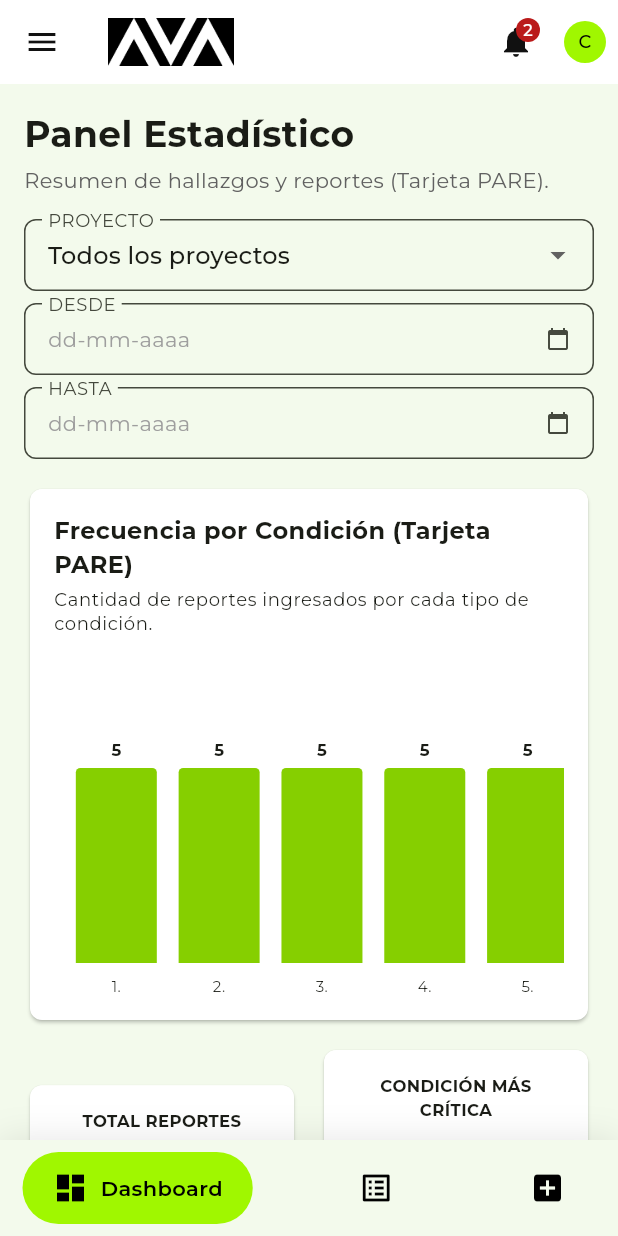
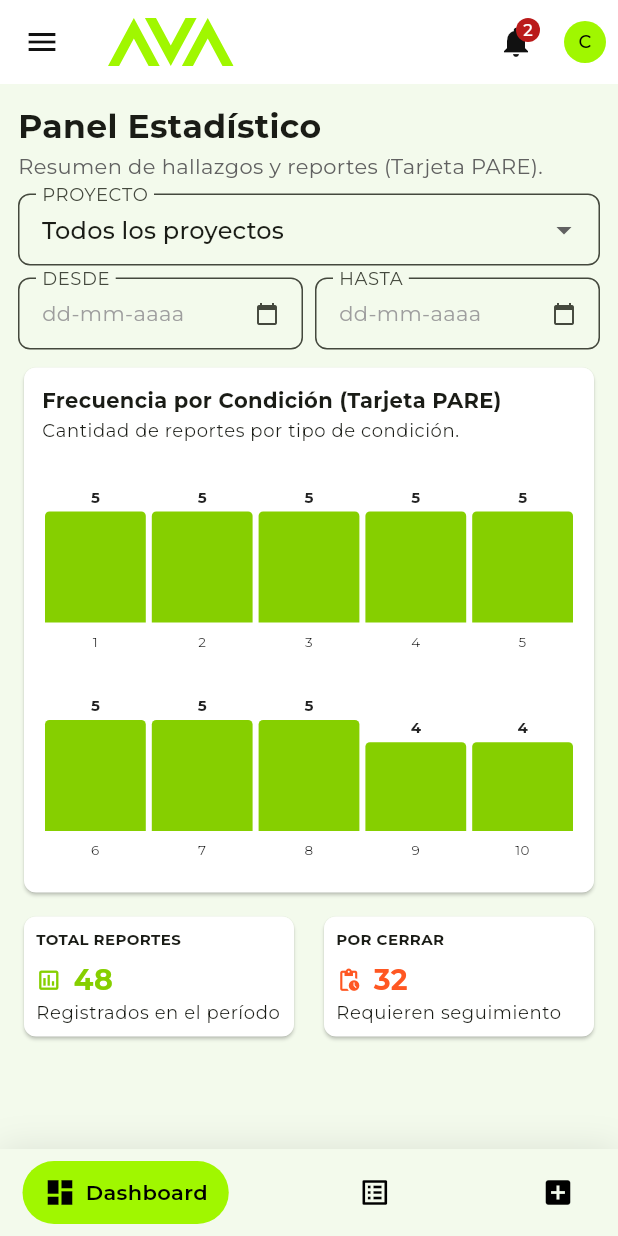
Before and after one commit to Ruchuba09/ava-movil, a Flutter app: the HomeScreen screen opened directly, on a phone screen of 412 x 824 dp. Run offline on Flutter 3.47's test engine with Material 3 defaults, Android fonts, the phone set to English and light mode, and no system bars; drawn by our look-alikes of google_nav_bar; our stand-ins replace flutter_svg, image_picker, logger, qr_flutter, sqflite; accounts and stored records are empty; project files that could hold a hidden picture were left out.

Commit message:
Cambios de dashboard
Se cambia a dashboard dividido y cambios visuales varios

```diff
--- a/lib/view/dashboard/dashboard_screen.dart
+++ b/lib/view/dashboard/dashboard_screen.dart
@@ -1,6 +1,7 @@
 import 'package:flutter/material.dart';
 import 'package:avamovil/dev/demo_data.dart';
 import 'package:avamovil/styles/colors.dart';
+import 'package:avamovil/view/reports/reports_screen.dart';
 
 class DashboardScreen extends StatelessWidget {
   const DashboardScreen({super.key});
@@ -64,65 +65,71 @@ class _DashboardContentState extends State<_DashboardContent> {
               .where((report) => report['condition'] == '#${index + 1}')
               .length,
         );
-        final criticalIndex = counts.isEmpty
-            ? 0
-            : counts.indexOf(counts.reduce((a, b) => a > b ? a : b));
+        final openReports =
+            reports.where((report) => report['status'] == 'ABIERTA').length;
 
         return SingleChildScrollView(
-          padding: const EdgeInsets.all(16),
+          padding: const EdgeInsets.all(12),
           child: Column(
             crossAxisAlignment: CrossAxisAlignment.start,
             children: [
               const Text('Panel Estadístico',
-                  style: TextStyle(fontSize: 24, fontWeight: FontWeight.bold)),
-              const SizedBox(height: 4),
+                  style: TextStyle(fontSize: 22, fontWeight: FontWeight.bold)),
+              const SizedBox(height: 2),
               Text('Resumen de hallazgos y reportes (Tarjeta PARE).',
                   style: TextStyle(
                       color: isDark ? Colors.grey[400] : Colors.grey[700])),
-              const SizedBox(height: 16),
+              const SizedBox(height: 8),
               LayoutBuilder(
                 builder: (context, constraints) {
-                  final width = constraints.maxWidth > 700
-                      ? (constraints.maxWidth - 16) / 3
-                      : constraints.maxWidth;
-                  return Wrap(
-                    spacing: 8,
-                    runSpacing: 8,
-                    children: [
-                      SizedBox(
-                        width: width,
-                        child: DropdownButtonFormField<String>(
+                  final projectFilter = DropdownButtonFormField<String>(
                     initialValue: _project,
                     isExpanded: true,
                     decoration: _filterDecoration('PROYECTO', isDark),
                     items: ['Todos los proyectos', ...DemoData.projects]
                         .map((value) => DropdownMenuItem(
                             value: value,
-                                  child: Text(value,
-                                      overflow: TextOverflow.ellipsis)))
+                            child:
+                                Text(value, overflow: TextOverflow.ellipsis)))
                         .toList(),
                     onChanged: (value) {
                       if (value != null) setState(() => _project = value);
                     },
+                  );
+                  final fromDate = _dateField(
+                      'DESDE', _fromDate, () => _selectDate(isStart: true));
+                  final toDate = _dateField(
+                      'HASTA', _toDate, () => _selectDate(isStart: false));
+                  if (constraints.maxWidth <= 700) {
+                    return Column(
+                      children: [
+                        projectFilter,
+                        const SizedBox(height: 8),
+                        Row(
+                          children: [
+                            Expanded(child: fromDate),
+                            const SizedBox(width: 8),
+                            Expanded(child: toDate),
+                          ],
                         ),
-                      ),
-                      SizedBox(
-                          width: width,
-                          child: _dateField('DESDE', _fromDate,
-                              () => _selectDate(isStart: true))),
-                      SizedBox(
-                          width: width,
-                          child: _dateField('HASTA', _toDate,
-                              () => _selectDate(isStart: false))),
+                      ],
+                    );
+                  }
+                  final width = (constraints.maxWidth - 16) / 3;
+                  return Wrap(
+                    spacing: 8,
+                    children: [
+                      SizedBox(width: width, child: projectFilter),
+                      SizedBox(width: width, child: fromDate),
+                      SizedBox(width: width, child: toDate),
                     ],
                   );
                 },
               ),
-              const SizedBox(height: 16),
+              const SizedBox(height: 8),
               _buildChart(context, isDark, counts),
-              const SizedBox(height: 12),
-              _buildStats(
-                  context, isDark, reports.length, counts, criticalIndex),
+              const SizedBox(height: 8),
+              _buildStats(context, isDark, reports.length, openReports),
             ],
           ),
         );
@@ -165,115 +172,189 @@ class _DashboardContentState extends State<_DashboardContent> {
   }
 
   Widget _buildChart(BuildContext context, bool isDark, List<int> counts) {
+    final chartGroups = [
+      counts.sublist(0, 5),
+      counts.sublist(5),
+    ];
     final maxCount = counts.fold<int>(
         1, (maximum, value) => value > maximum ? value : maximum);
+    final valueColor = isDark ? Colors.white70 : Colors.black87;
+
     return Card(
       elevation: 1,
       color: isDark ? gris2Color : Colors.white,
       shape: RoundedRectangleBorder(borderRadius: BorderRadius.circular(8)),
       child: Padding(
-        padding: const EdgeInsets.all(16),
+        padding: const EdgeInsets.all(12),
         child: Column(
           crossAxisAlignment: CrossAxisAlignment.start,
           children: [
             const Text('Frecuencia por Condición (Tarjeta PARE)',
-                style: TextStyle(fontSize: 16, fontWeight: FontWeight.bold)),
-            const SizedBox(height: 4),
-            Text('Cantidad de reportes ingresados por cada tipo de condición.',
+                maxLines: 1,
+                overflow: TextOverflow.ellipsis,
+                style: TextStyle(fontSize: 14, fontWeight: FontWeight.bold)),
+            const SizedBox(height: 2),
+            Text('Cantidad de reportes por tipo de condición.',
+                maxLines: 1,
+                overflow: TextOverflow.ellipsis,
                 style: Theme.of(context).textTheme.bodySmall),
-            const SizedBox(height: 20),
+            const SizedBox(height: 10),
+            ...chartGroups.asMap().entries.map((entry) {
+              final groupIndex = entry.key;
+              final group = entry.value;
+              return Padding(
+                padding: const EdgeInsets.only(bottom: 10),
+                child: Column(
+                  children: [
                     SizedBox(
-              height: 220,
-              child: LayoutBuilder(
-                builder: (context, constraints) => SingleChildScrollView(
-                  scrollDirection: Axis.horizontal,
-                  child: SizedBox(
-                    width:
-                        constraints.maxWidth > 700 ? constraints.maxWidth : 700,
+                      height: 110,
                       child: Row(
-                      mainAxisAlignment: MainAxisAlignment.spaceEvenly,
                         crossAxisAlignment: CrossAxisAlignment.end,
-                      children: List.generate(counts.length, (index) {
-                        final count = counts[index];
-                        return SizedBox(
-                          width: 54,
+                        children: List.generate(group.length, (index) {
+                          final count = group[index];
+                          return Expanded(
+                            child: Padding(
+                              padding:
+                                  const EdgeInsets.symmetric(horizontal: 2),
                               child: Column(
                                 mainAxisAlignment: MainAxisAlignment.end,
                                 children: [
                                   Text('$count',
-                                  style: const TextStyle(
-                                      fontSize: 11,
-                                      fontWeight: FontWeight.bold)),
-                              const SizedBox(height: 4),
-                              Container(
-                                height: count == 0 ? 2 : 130 * count / maxCount,
+                                      style: TextStyle(
+                                          fontSize: 10,
+                                          fontWeight: FontWeight.bold,
+                                          color: valueColor)),
+                                  const SizedBox(height: 3),
+                                  AnimatedContainer(
+                                    duration: const Duration(milliseconds: 220),
+                                    width: double.infinity,
+                                    height:
+                                        count == 0 ? 4 : 74 * count / maxCount,
                                     decoration: const BoxDecoration(
                                       color: verde6Color,
                                       borderRadius: BorderRadius.vertical(
-                                        top: Radius.circular(3))),
+                                          top: Radius.circular(3)),
                                     ),
-                              const SizedBox(height: 8),
-                              Text('${index + 1}.',
-                                  style: const TextStyle(fontSize: 10),
-                                  textAlign: TextAlign.center),
+                                  ),
                                 ],
+                              ),
                             ),
                           );
                         }),
                       ),
+                    ),
+                    const SizedBox(height: 6),
+                    Row(
+                      children: List.generate(
+                        group.length,
+                        (index) => Expanded(
+                          child: Text(
+                            '${(groupIndex * 5) + index + 1}',
+                            style: TextStyle(
+                              fontSize: 9,
+                              color: valueColor,
+                            ),
+                            textAlign: TextAlign.center,
                           ),
                         ),
                       ),
                     ),
                   ],
                 ),
-      ),
               );
-  }
-
-  Widget _buildStats(BuildContext context, bool isDark, int total,
-      List<int> counts, int criticalIndex) {
-    final criticalCount = counts.isEmpty ? 0 : counts[criticalIndex];
-    final criticalLabel =
-        DemoData.conditions[criticalIndex].split(' ').skip(1).take(4).join(' ');
-    return Row(
-      children: [
-        Expanded(
-            child: _statCard(
-                context, isDark, 'TOTAL REPORTES', '$total', verde6Color)),
-        const SizedBox(width: 12),
-        Expanded(
-            child: _statCard(context, isDark, 'CONDICIÓN MÁS CRÍTICA',
-                '$criticalCount\n$criticalLabel', Colors.red)),
-      ],
-    );
-  }
-
-  Widget _statCard(BuildContext context, bool isDark, String title,
-          String value, Color valueColor) =>
-      Card(
-        elevation: 1,
-        color: isDark ? gris2Color : Colors.white,
-        shape: RoundedRectangleBorder(borderRadius: BorderRadius.circular(8)),
-        child: Padding(
-          padding: const EdgeInsets.all(16),
-          child: Column(
-            children: [
-              Text(title,
-                  style: const TextStyle(
-                      fontSize: 11, fontWeight: FontWeight.bold),
-                  textAlign: TextAlign.center),
-              const SizedBox(height: 8),
-              Text(value,
-                  style: TextStyle(
-                      fontSize: 22,
-                      fontWeight: FontWeight.bold,
-                      color: valueColor),
-                  textAlign: TextAlign.center,
-                  maxLines: 2,
-                  overflow: TextOverflow.ellipsis),
+            }),
           ],
         ),
       ),
     );
   }
+
+  Widget _buildStats(
+      BuildContext context, bool isDark, int total, int openReports) {
+    return Row(
+      children: [
+        Expanded(
+          child: _statCard(
+            context,
+            isDark,
+            'TOTAL REPORTES',
+            '$total',
+            'Registrados en el período',
+            Icons.assessment_outlined,
+            verde6Color,
+            onTap: () => _openReportsList('Todos'),
+          ),
+        ),
+        const SizedBox(width: 12),
+        Expanded(
+          child: _statCard(
+            context,
+            isDark,
+            'POR CERRAR',
+            '$openReports',
+            'Requieren seguimiento',
+            Icons.pending_actions_outlined,
+            Colors.deepOrange,
+            onTap: () => _openReportsList('Abierta'),
+          ),
+        ),
+      ],
+    );
+  }
+
+  void _openReportsList(String status) {
+    Navigator.push(
+      context,
+      MaterialPageRoute(
+        builder: (context) => ReportsScreen(
+          initialStatusFilter: status == 'Todos' ? 'Todos' : 'Abierta',
+          initialProjectFilter: _project,
+        ),
+      ),
+    );
+  }
+
+  Widget _statCard(BuildContext context, bool isDark, String title,
+          String value, String caption, IconData icon, Color valueColor,
+          {VoidCallback? onTap}) =>
+      Material(
+        color: Colors.transparent,
+        child: InkWell(
+          onTap: onTap,
+          borderRadius: BorderRadius.circular(8),
+          child: Card(
+            elevation: 1,
+            color: isDark ? gris2Color : Colors.white,
+            shape:
+                RoundedRectangleBorder(borderRadius: BorderRadius.circular(8)),
+            child: Padding(
+              padding: const EdgeInsets.all(8),
+              child: Column(
+                crossAxisAlignment: CrossAxisAlignment.start,
+                children: [
+                  Text(title,
+                      style: const TextStyle(
+                          fontSize: 10, fontWeight: FontWeight.bold)),
+                  const SizedBox(height: 7),
+                  Row(
+                    children: [
+                      Icon(icon, color: valueColor, size: 17),
+                      const SizedBox(width: 8),
+                      Text(value,
+                          style: TextStyle(
+                              fontSize: 19,
+                              fontWeight: FontWeight.bold,
+                              color: valueColor)),
+                    ],
+                  ),
+                  Text(caption,
+                      maxLines: 1,
+                      overflow: TextOverflow.ellipsis,
+                      style: Theme.of(context).textTheme.bodySmall),
+                ],
+              ),
+            ),
+          ),
+        ),
+      );
+}
--- a/lib/view/home/home_screen.dart
+++ b/lib/view/home/home_screen.dart
@@ -1,4 +1,5 @@
 import 'package:flutter/material.dart';
+import 'package:flutter_svg/flutter_svg.dart';
 import 'package:provider/provider.dart';
 import 'package:google_nav_bar/google_nav_bar.dart';
 import 'package:avamovil/dev/demo_data.dart';
@@ -8,6 +9,7 @@ import 'package:avamovil/view/dashboard/dashboard_screen.dart';
 import 'package:avamovil/view/reports/reports_screen.dart';
 import 'package:avamovil/view/reports/new_report_screen.dart';
 import 'package:avamovil/view/reports/report_detail_screen.dart';
+import 'package:avamovil/view/permissions/permissions_screen.dart';
 import 'package:avamovil/controller/theme_controller.dart';
 
 class HomeScreen extends StatefulWidget {
@@ -19,6 +21,7 @@ class HomeScreen extends StatefulWidget {
 
 class _HomeScreenState extends State<HomeScreen> {
   int _selectedIndex = 0;
+  bool _showPermissions = false;
 
   static const List<Widget> _widgetOptions = <Widget>[
     DashboardScreen(),
@@ -62,8 +65,7 @@ class _HomeScreenState extends State<HomeScreen> {
                           MaterialPageRoute(
                             builder: (context) => ReportDetailScreen(
                               report: report,
-                              isLider: report['managerId'] ==
-                                  demoData.currentUser['id'],
+                              isLider: demoData.canCloseReport(report),
                             ),
                           ),
                         );
@@ -97,12 +99,11 @@ class _HomeScreenState extends State<HomeScreen> {
 
     return Scaffold(
       appBar: AppBar(
-        title: Image.asset(
-          isDark
-              ? 'assets/logos/blanco.png'
-              : 'assets/logos/blanco.png', // Fallback to whatever is available, preferably AVA logo
+        title: SvgPicture.asset(
+          isDark ? 'assets/logos/blanco.svg' : 'assets/logos/verde.svg',
           height: 32,
-          errorBuilder: (context, error, stackTrace) => Text(
+          fit: BoxFit.contain,
+          placeholderBuilder: (context) => Text(
             'AVA',
             style: TextStyle(
               color: isDark ? verde5Color : gris2Color,
@@ -212,14 +213,23 @@ class _HomeScreenState extends State<HomeScreen> {
             ListTile(
               leading: const Icon(Icons.home),
               title: const Text('Inicio'),
-              onTap: () => Navigator.pop(context),
+              onTap: () {
+                Navigator.pop(context);
+                setState(() {
+                  _selectedIndex = 0;
+                  _showPermissions = false;
+                });
+              },
             ),
             ListTile(
               leading: const Icon(Icons.dashboard),
               title: const Text('Dashboard'),
               onTap: () {
                 Navigator.pop(context);
-                setState(() => _selectedIndex = 0);
+                setState(() {
+                  _selectedIndex = 0;
+                  _showPermissions = false;
+                });
               },
             ),
             ListTile(
@@ -227,24 +237,28 @@ class _HomeScreenState extends State<HomeScreen> {
               title: const Text('Reportes'),
               onTap: () {
                 Navigator.pop(context);
-                setState(() => _selectedIndex = 1);
+                setState(() {
+                  _selectedIndex = 1;
+                  _showPermissions = false;
+                });
               },
-            ),
-            ListTile(
-              leading: const Icon(Icons.security),
-              title: const Text('Roles'),
-              onTap: () => Navigator.pop(context),
             ),
             ListTile(
               leading: const Icon(Icons.lock),
               title: const Text('Permisos'),
-              onTap: () => Navigator.pop(context),
+              onTap: () {
+                Navigator.pop(context);
+                setState(() => _showPermissions = true);
+              },
             ),
             ListTile(
               leading: const Icon(Icons.people),
               title: Text('Trabajadores a cargo (${workers.length})'),
               subtitle: Text(currentUser['name'] as String),
-              onTap: () => Navigator.pop(context),
+              onTap: () {
+                Navigator.pop(context);
+                setState(() => _showPermissions = true);
+              },
             ),
             ...workers.map((worker) => ListTile(
                   dense: true,
@@ -252,7 +266,16 @@ class _HomeScreenState extends State<HomeScreen> {
                   leading: const Icon(Icons.person_outline, size: 18),
                   title: Text(worker['name'] as String),
                   subtitle: Text(worker['role'] as String),
-                  onTap: () => Navigator.pop(context),
+                  onTap: () {
+                    Navigator.pop(context);
+                    Navigator.push(
+                      context,
+                      MaterialPageRoute(
+                        builder: (context) =>
+                            WorkerProfileScreen(worker: worker),
+                      ),
+                    );
+                  },
                 )),
             ListTile(
               leading: const Icon(Icons.logout),
@@ -279,7 +302,9 @@ class _HomeScreenState extends State<HomeScreen> {
           ],
         ),
       ),
-      body: _widgetOptions.elementAt(_selectedIndex),
+      body: _showPermissions
+          ? const PermissionsScreen()
+          : _widgetOptions.elementAt(_selectedIndex),
       bottomNavigationBar: Container(
         decoration: BoxDecoration(
           color: Theme.of(context).scaffoldBackgroundColor,
@@ -296,10 +321,10 @@ class _HomeScreenState extends State<HomeScreen> {
             child: GNav(
               rippleColor: Colors.grey[300]!,
               hoverColor: Colors.grey[100]!,
-              gap: 8,
+              gap: 6,
               activeColor: Colors.black,
-              iconSize: 24,
-              padding: const EdgeInsets.symmetric(horizontal: 20, vertical: 12),
+              iconSize: 22,
+              padding: const EdgeInsets.symmetric(horizontal: 14, vertical: 10),
               duration: const Duration(milliseconds: 400),
               tabBackgroundColor: verde5Color,
               color: isDark ? Colors.white : Colors.black,
@@ -321,6 +346,7 @@ class _HomeScreenState extends State<HomeScreen> {
               onTabChange: (index) {
                 setState(() {
                   _selectedIndex = index;
+                  _showPermissions = false;
                 });
               },
             ),
```
Lines whose indentation alone changed are shown as unchanged.
